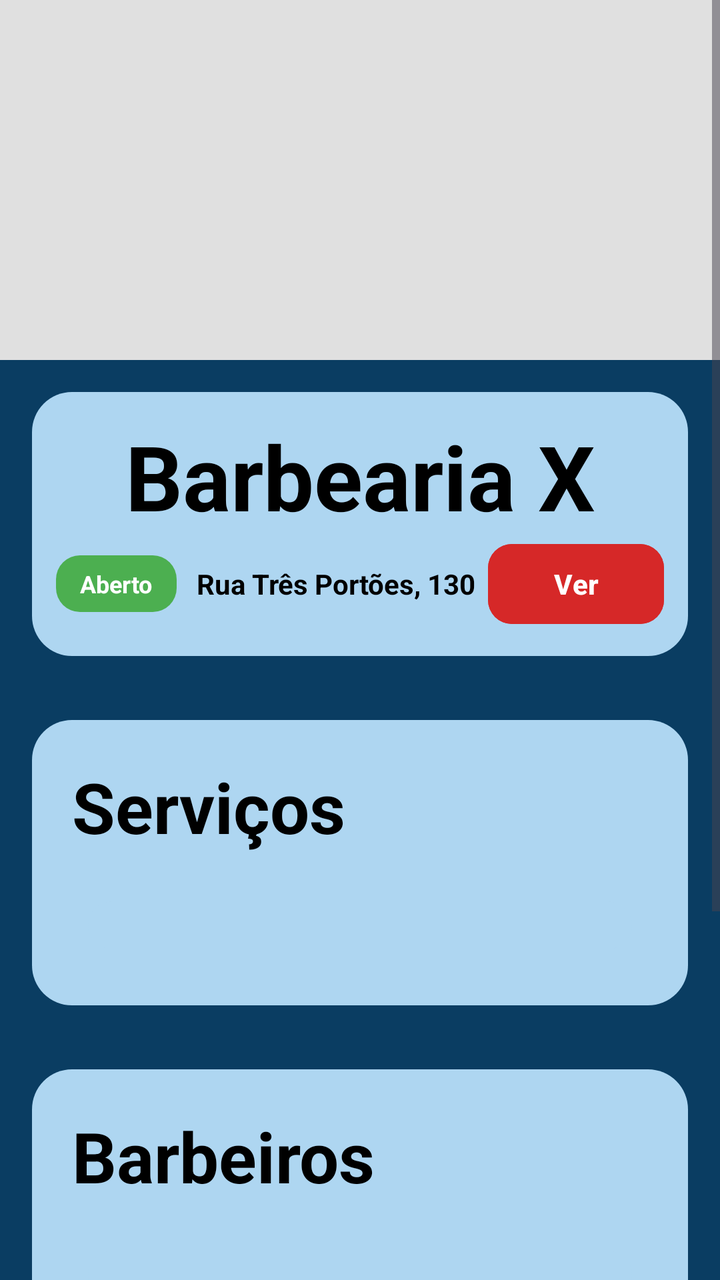
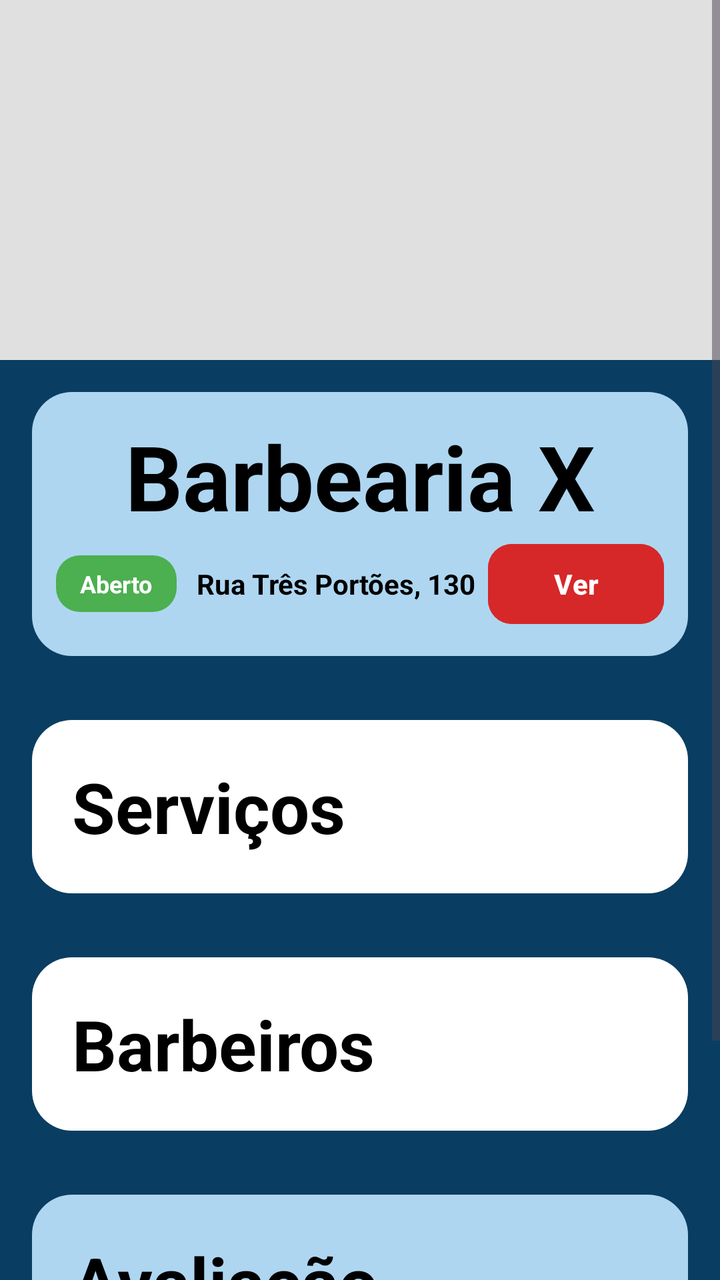

Compare the two renders of this Android layout. The source of the first and the diff that turns it into the second are given below.
<!-- AndroidManifest.xml: application theme Theme.Barbershop -->
<!-- res/layout/activity_barbearia_details.xml -->
<?xml version="1.0" encoding="utf-8"?>
<ScrollView xmlns:android="http://schemas.android.com/apk/res/android"
    xmlns:tools="http://schemas.android.com/tools"
    android:id="@+id/main"
    android:layout_width="match_parent"
    android:layout_height="match_parent"
    android:layout_gravity="center"
    android:background="@color/primary"
    tools:context=".barbearia.BarbeariaDetails">

    <LinearLayout
        android:layout_width="match_parent"
        android:layout_height="wrap_content"
        android:orientation="vertical">

        <ImageView
            android:id="@+id/imgBarbearia"
            android:layout_width="match_parent"
            android:layout_height="180dp"
            android:background="#E0E0E0"
            android:scaleType="centerCrop" />

        <LinearLayout
            android:layout_width="match_parent"
            android:layout_height="match_parent"
            android:layout_margin="16dp"
            android:background="@drawable/background_rounded"
            android:orientation="vertical"
            android:padding="12dp">

            <TextView
                android:id="@+id/tvBarbeariaNome"
                android:layout_width="match_parent"
                android:layout_height="wrap_content"
                android:gravity="center"
                android:text="Barbearia X"
                android:textColor="@color/blackPremium"
                android:textSize="45sp"
                android:textStyle="bold" />

            <LinearLayout
                android:layout_width="match_parent"
                android:layout_height="match_parent"
                android:gravity="center_vertical"
                android:orientation="horizontal">

                <TextView
                    android:id="@+id/tvStatus"
                    android:layout_width="wrap_content"
                    android:layout_height="wrap_content"
                    android:background="@drawable/status_aberto"
                    android:paddingHorizontal="12dp"
                    android:paddingVertical="6dp"
                    android:text="Aberto"
                    android:textColor="@android:color/white"
                    android:textSize="12sp"
                    android:textStyle="bold" />

                <TextView
                    android:id="@+id/tv_Endereco"
                    android:layout_width="0dp"
                    android:layout_height="wrap_content"
                    android:layout_marginStart="10dp"
                    android:layout_weight="1"
                    android:text="Rua Três Portões, 130"
                    android:textColor="@color/blackPremium"
                    android:textSize="14sp"
                    android:textStyle="bold" />

                <Button
                    android:layout_width="wrap_content"
                    android:layout_height="wrap_content"
                    style="@style/BarberButton"
                    android:text="Ver" />
            </LinearLayout>
        </LinearLayout>

        <LinearLayout
            android:layout_width="match_parent"
            android:layout_height="match_parent"
            android:layout_margin="16dp"
            android:background="@drawable/background_rounded"
            android:orientation="vertical"
            android:padding="12dp">

            <TextView
                android:layout_width="wrap_content"
                android:layout_height="wrap_content"
                android:padding="8dp"
                android:text="Serviços"
                android:textColor="@color/blackPremium"
                android:textSize="35dp"
                android:textStyle="bold" />

            <LinearLayout
                android:id="@+id/containerServicos"
                android:layout_width="match_parent"
                android:layout_height="match_parent"
                android:layout_margin="16dp"
                android:background="@drawable/background_rounded"
                android:orientation="vertical"
                android:padding="12dp"></LinearLayout>
        </LinearLayout>

        <LinearLayout
            android:layout_width="match_parent"
            android:layout_height="match_parent"
            android:layout_margin="16dp"
            android:background="@drawable/background_rounded"
            android:orientation="vertical"
            android:padding="12dp">

            <TextView
                android:layout_width="wrap_content"
                android:layout_height="wrap_content"
                android:padding="8dp"
                android:text="Barbeiros"
                android:textColor="@color/blackPremium"
                android:textSize="35dp"
                android:textStyle="bold" />


            <LinearLayout
                android:id="@+id/containerBarbeiro"
                android:layout_width="match_parent"
                android:layout_height="match_parent"
                android:layout_margin="16dp"
                android:background="@drawable/background_rounded"
                android:orientation="vertical"
                android:padding="12dp"></LinearLayout>
        </LinearLayout>

        <LinearLayout
            android:layout_width="match_parent"
            android:layout_height="match_parent"
            android:layout_margin="16dp"
            android:background="@drawable/background_rounded"
            android:orientation="vertical"
            android:padding="12dp">

            <LinearLayout
                android:layout_width="match_parent"
                android:layout_height="wrap_content"
                android:gravity="center_vertical"
                android:orientation="horizontal">

                <TextView
                    android:layout_width="wrap_content"
                    android:layout_height="wrap_content"
                    android:padding="8dp"
                    android:text="Avaliação"
                    android:textColor="@color/blackPremium"
                    android:textSize="35dp"
                    android:textStyle="bold" />
            </LinearLayout>

            <LinearLayout
                android:layout_width="match_parent"
                android:layout_height="wrap_content"
                android:layout_marginTop="30dp"
                android:gravity="center_vertical"
                android:orientation="horizontal"
                tools:ignore="ExtraText">

                <RatingBar
                    android:id="@+id/ratingBar"
                    android:layout_width="wrap_content"
                    android:layout_height="wrap_content"
                    android:numStars="5"
                    android:rating="10"
                    android:stepSize="2"
                    android:theme="@style/RatingStyle" />
            </LinearLayout>
        </LinearLayout>
    </LinearLayout>
</ScrollView>
<!-- resources referenced by this layout -->
<resources>
  <color name="blackPremium">#000000</color>
  <color name="primary">#0A3D62</color>
  <!-- drawable background_rounded (drawable) -->
  <?xml version="1.0" encoding="utf-8"?>
  <shape xmlns:android="http://schemas.android.com/apk/res/android"
      android:shape="rectangle">
  
      <solid android:color="@color/primary_light"/>
      <corners android:radius="20dp"/>
  
  </shape>
  <!-- drawable status_aberto (drawable) -->
  <shape xmlns:android="http://schemas.android.com/apk/res/android"
      android:shape="rectangle">
  
      <solid android:color="@color/verde"/>
      <corners android:radius="12dp"/>
      <padding
          android:left="12dp"
          android:top="6dp"
          android:right="12dp"
          android:bottom="6dp"/>
  </shape>
  <style name="BarberButton">
          <item name="android:backgroundTint">@color/secondary</item>
          <item name="android:textColor">@color/onSecondary</item>
          <item name="android:textStyle">bold</item>
          <item name="android:padding">5dp</item>
          <item name="cornerRadius">12dp</item>
      </style>
  <style name="RatingStyle" parent="@style/Widget.AppCompat.RatingBar.Indicator">
          <item name="colorControlNormal">#C7C7C7</item>
          <item name="colorControlActivated">#FFD700</item>
      </style>
  <style name="Theme.Barbershop" parent="Theme.Material3.Light.NoActionBar">
          <item name="colorPrimary">@color/primary</item>
          <item name="colorOnPrimary">@color/onPrimary</item>
  
          <item name="colorSecondary">@color/secondary</item>
          <item name="colorOnSecondary">@color/onSecondary</item>
  
          <item name="android:colorBackground">@color/background</item>
          <item name="colorOnBackground">@color/onBackground</item>
  
          <item name="colorSurface">@color/surface</item>
          <item name="colorOnSurface">@color/onSurface</item>
  
          <item name="android:buttonStyle">@style/BarberButton</item>
          <item name="android:textViewStyle">@style/BarberText</item>
          <item name="android:editTextStyle">@style/BarberEditText</item>
      </style>
  <color name="primary_light">#AED6F1</color>
  <color name="verde">#4CAF50</color>
  <color name="secondary">#D62828</color>
  <color name="onSecondary">#FFFFFF</color>
  <color name="onPrimary">#FFFFFF</color>
  <color name="background">#F3F3F3</color>
  <color name="onBackground">#1A1A1A</color>
  <color name="surface">#FFFFFF</color>
  <color name="onSurface">#1A1A1A</color>
  <style name="BarberText">
          <item name="android:textColor">@color/onSurface</item>
          <item name="android:textSize">16sp</item>
      </style>
  <style name="BarberEditText">
          <item name="android:textColor">@color/onSurface</item>
          <item name="android:backgroundTint">@color/primary</item>
      </style>
</resources>

<!-- the commit's change to res/layout/activity_barbearia_details.xml (unified diff, before → after) -->
@@ -68,9 +68,9 @@
                     android:textStyle="bold" />
 
                 <Button
+                    style="@style/BarberButton"
                     android:layout_width="wrap_content"
                     android:layout_height="wrap_content"
-                    style="@style/BarberButton"
                     android:text="Ver" />
             </LinearLayout>
         </LinearLayout>
@@ -79,7 +79,7 @@
             android:layout_width="match_parent"
             android:layout_height="match_parent"
             android:layout_margin="16dp"
-            android:background="@drawable/background_rounded"
+            android:background="@drawable/background_round_with"
             android:orientation="vertical"
             android:padding="12dp">
 
@@ -95,18 +95,15 @@
             <LinearLayout
                 android:id="@+id/containerServicos"
                 android:layout_width="match_parent"
-                android:layout_height="match_parent"
-                android:layout_margin="16dp"
-                android:background="@drawable/background_rounded"
-                android:orientation="vertical"
-                android:padding="12dp"></LinearLayout>
+                android:layout_height="wrap_content"
+                android:orientation="vertical"></LinearLayout>
         </LinearLayout>
 
         <LinearLayout
             android:layout_width="match_parent"
             android:layout_height="match_parent"
             android:layout_margin="16dp"
-            android:background="@drawable/background_rounded"
+            android:background="@drawable/background_round_with"
             android:orientation="vertical"
             android:padding="12dp">
 
@@ -124,10 +121,9 @@
                 android:id="@+id/containerBarbeiro"
                 android:layout_width="match_parent"
                 android:layout_height="match_parent"
-                android:layout_margin="16dp"
-                android:background="@drawable/background_rounded"
-                android:orientation="vertical"
-                android:padding="12dp"></LinearLayout>
+                android:orientation="vertical">
+
+            </LinearLayout>
         </LinearLayout>
 
         <LinearLayout
<!-- resource entries referenced after the edit -->
@@ -2,6 +2,15 @@
 <resources>
   <color name="blackPremium">#000000</color>
   <color name="primary">#0A3D62</color>
+  <!-- drawable background_round_with (drawable) -->
+  <?xml version="1.0" encoding="utf-8"?>
+  <shape xmlns:android="http://schemas.android.com/apk/res/android"
+      android:shape="rectangle">
+  
+      <solid android:color="@color/white"/>
+      <corners android:radius="20dp"/>
+  
+  </shape>
   <!-- drawable background_rounded (drawable) -->
   <?xml version="1.0" encoding="utf-8"?>
   <shape xmlns:android="http://schemas.android.com/apk/res/android"
@@ -51,6 +60,7 @@
           <item name="android:textViewStyle">@style/BarberText</item>
           <item name="android:editTextStyle">@style/BarberEditText</item>
       </style>
+  <color name="white">#FFFFFF</color>
   <color name="primary_light">#AED6F1</color>
   <color name="verde">#4CAF50</color>
   <color name="secondary">#D62828</color>
